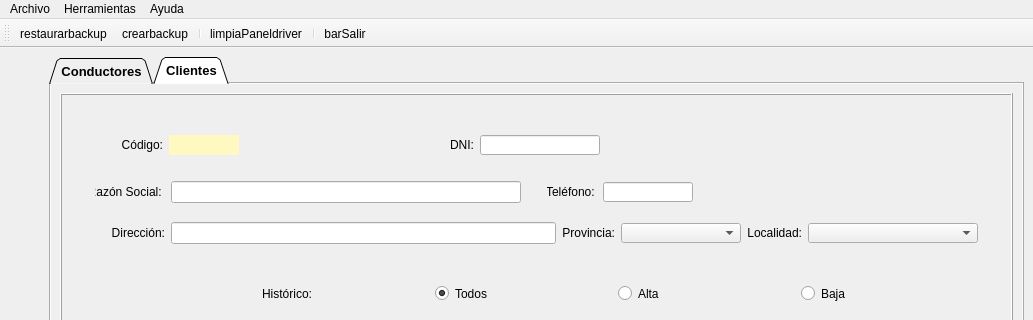
Above: Interfaces/BernalMendez/templates/MainWindow.ui from Cross048/DAM_2 before the change; both pictures show x 0 to 1033 and y 0 to 320 of the 1033 by 816 pixel window. Below: the same form after it.
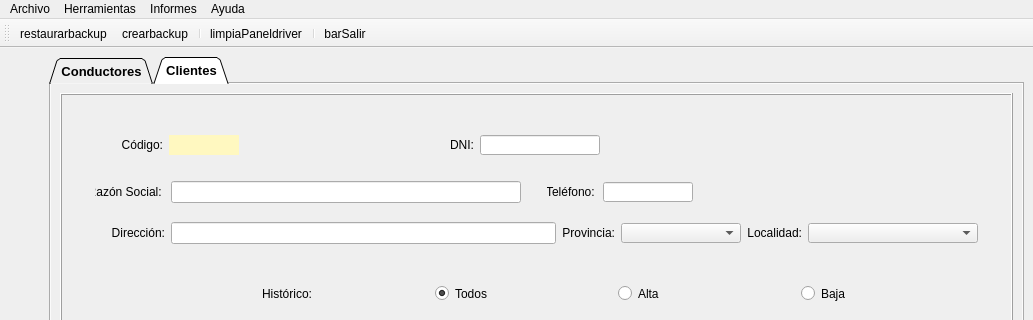
That is the form after the change. Icons and pictures are not drawn.

The edit to the form file:
```diff
--- a/Interfaces/BernalMendez/templates/MainWindow.ui
+++ b/Interfaces/BernalMendez/templates/MainWindow.ui
@@ -2155,8 +2155,15 @@
     <addaction name="actionExportar_Datos_Excel"/>
     <addaction name="actionImportar_Datos_XLS"/>
    </widget>
+   <widget class="QMenu" name="menuFormulario">
+    <property name="title">
+     <string>Informes</string>
+    </property>
+    <addaction name="actionGenerar_informe"/>
+   </widget>
    <addaction name="menuArchivo"/>
    <addaction name="menuHerramientas"/>
+   <addaction name="menuFormulario"/>
    <addaction name="menuHelp"/>
   </widget>
   <widget class="QStatusBar" name="statusbar">
```
Left out of the diff: 5 changed lines with no effect on the pictures.
